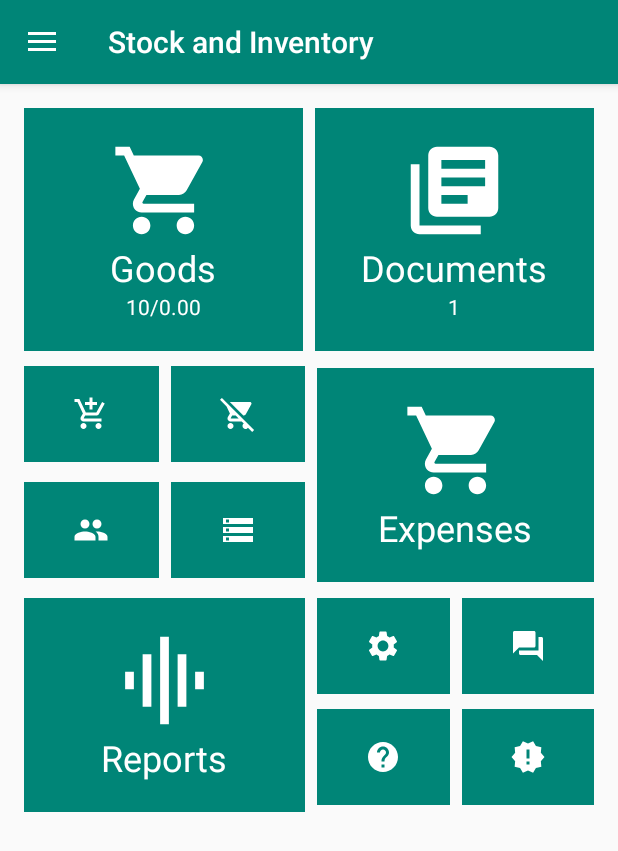
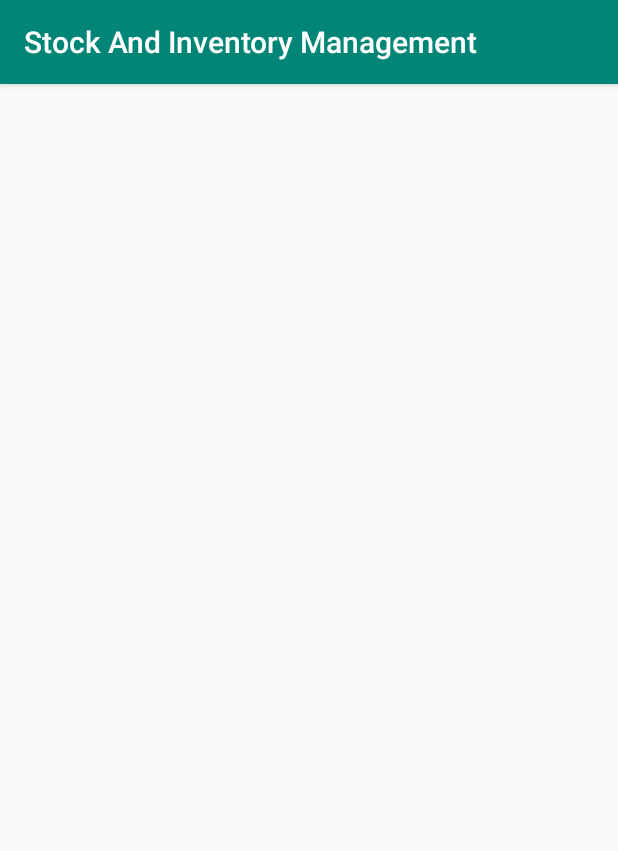
Before and after one commit to jamesfdz/StockAndInventoryManagement, an Android app: the screen it shows after launch (MainActivity before the commit, LoginActivity after it), on a phone screen of 412 x 824 dp. Shown: the top 851 px of the screen. Run offline under Robolectric (Android 15) with nearby library versions, the phone set to English and light mode, and no system bars; our stand-ins replace Firebase (no records; nobody signed in at launch, a user with empty details on screens opened directly), navigation-ui.

Commit message:
Added LoginActivity

```diff
--- a/app/build.gradle
+++ b/app/build.gradle
@@ -1,4 +1,5 @@
 apply plugin: 'com.android.application'
+apply plugin: 'com.google.gms.google-services'
 
 android {
     compileSdkVersion 29
@@ -21,10 +22,13 @@ android {
 
 dependencies {
     implementation fileTree(dir: 'libs', include: ['*.jar'])
-    implementation 'androidx.appcompat:appcompat:1.0.2'
+    implementation 'androidx.appcompat:appcompat:1.2.0'
     implementation 'androidx.constraintlayout:constraintlayout:1.1.3'
     implementation 'androidx.legacy:legacy-support-v4:1.0.0'
     implementation 'androidx.gridlayout:gridlayout:1.0.0'
+    implementation 'com.google.firebase:firebase-auth:19.3.2'
+    implementation 'com.google.android.gms:play-services-auth:18.1.0'
+    implementation 'com.google.firebase:firebase-analytics:17.5.0'
     testImplementation 'junit:junit:4.12'
     androidTestImplementation 'androidx.test.ext:junit:1.1.0'
     androidTestImplementation 'androidx.test.espresso:espresso-core:3.1.1'
--- /dev/null
+++ b/app/src/main/java/com/example/stockandinventorymanagement/activities/LoginActivity.java
@@ -0,0 +1,16 @@
+package com.example.stockandinventorymanagement.activities;
+
+import androidx.appcompat.app.AppCompatActivity;
+
+import android.os.Bundle;
+
+import com.example.stockandinventorymanagement.R;
+
+public class LoginActivity extends AppCompatActivity {
+
+    @Override
+    protected void onCreate(Bundle savedInstanceState) {
+        super.onCreate(savedInstanceState);
+        setContentView(R.layout.activity_login);
+    }
+}
--- a/app/src/main/java/com/example/stockandinventorymanagement/activities/MainActivity.java
+++ b/app/src/main/java/com/example/stockandinventorymanagement/activities/MainActivity.java
@@ -9,21 +9,28 @@ import androidx.navigation.Navigation;
 import androidx.navigation.ui.AppBarConfiguration;
 import androidx.navigation.ui.NavigationUI;
 
+import android.content.Intent;
 import android.os.Bundle;
 import android.view.MenuItem;
 import android.widget.Toast;
 
 import com.example.stockandinventorymanagement.R;
 import com.google.android.material.navigation.NavigationView;
+import com.google.firebase.auth.FirebaseAuth;
+import com.google.firebase.auth.FirebaseUser;
 
 public class MainActivity extends AppCompatActivity {
 
     private AppBarConfiguration mAppBarConfiguration;
+    private FirebaseAuth mAuth;
 
     @Override
     protected void onCreate(Bundle savedInstanceState) {
         super.onCreate(savedInstanceState);
         setContentView(R.layout.activity_main);
+
+        //initializing firebase
+        mAuth = FirebaseAuth.getInstance();
 
         //findView
         Toolbar toolbar = findViewById(R.id.toolbar);
@@ -46,6 +53,22 @@ public class MainActivity extends AppCompatActivity {
 
     }
 
+    @Override
+    protected void onStart() {
+        super.onStart();
+        // Check if user is signed in (non-null) and update UI accordingly.
+        FirebaseUser currentUser = mAuth.getCurrentUser();
+        updateUI(currentUser);
+    }
+
+    private void updateUI(FirebaseUser user){
+        if(user != null){
+            //update user information
+        }else{
+            Intent main_to_login = new Intent(MainActivity.this, LoginActivity.class);
+            startActivity(main_to_login);
+        }
+    }
 
     @Override
     public boolean onOptionsItemSelected(@NonNull MenuItem item) {
--- a/app/src/main/java/com/example/stockandinventorymanagement/adapters/CustomersDataAdapter.java
+++ b/app/src/main/java/com/example/stockandinventorymanagement/adapters/CustomersDataAdapter.java
@@ -34,7 +34,7 @@ public class CustomersDataAdapter extends RecyclerView.Adapter<CustomersDataAdap
 
     @Override
     public int getItemCount() {
-        return 0;
+        return custList.size();
     }
 
     public class ViewHolder extends RecyclerView.ViewHolder {
--- /dev/null
+++ b/app/src/main/res/layout/activity_login.xml
@@ -0,0 +1,9 @@
+<?xml version="1.0" encoding="utf-8"?>
+<androidx.constraintlayout.widget.ConstraintLayout xmlns:android="http://schemas.android.com/apk/res/android"
+    xmlns:app="http://schemas.android.com/apk/res-auto"
+    xmlns:tools="http://schemas.android.com/tools"
+    android:layout_width="match_parent"
+    android:layout_height="match_parent"
+    tools:context=".activities.LoginActivity">
+
+</androidx.constraintlayout.widget.ConstraintLayout>
--- a/app/src/main/res/layout/activity_main.xml
+++ b/app/src/main/res/layout/activity_main.xml
@@ -10,11 +10,10 @@
     tools:openDrawer="start">
 
 
-    <androidx.coordinatorlayout.widget.CoordinatorLayout xmlns:android="http://schemas.android.com/apk/res/android"
-        xmlns:app="http://schemas.android.com/apk/res-auto"
+    <androidx.coordinatorlayout.widget.CoordinatorLayout
         android:layout_width="match_parent"
         android:layout_height="match_parent"
-        xmlns:tools="http://schemas.android.com/tools">
+        >
 
         <com.google.android.material.appbar.AppBarLayout
             android:layout_width="match_parent"
--- a/app/src/main/res/values/strings.xml
+++ b/app/src/main/res/values/strings.xml
@@ -6,7 +6,7 @@
     <string name="nav_header_title">Android Studio</string>
     <string name="nav_header_subtitle">android.studio@android.com</string>
 
-<!--    What's new content  -->
+    <!--    What's new content  -->
     <string name="whats_new_content">
         Version 1.0 :\n
         \n
--- a/build.gradle
+++ b/build.gradle
@@ -8,6 +8,7 @@ buildscript {
     }
     dependencies {
         classpath 'com.android.tools.build:gradle:4.0.1'
+        classpath 'com.google.gms:google-services:4.3.3'
 
         // NOTE: Do not place your application dependencies here; they belong
         // in the individual module build.gradle files
```
Also changed, not shown: app/src/main/AndroidManifest.xml (+6 -1 lines), 1 other file.
